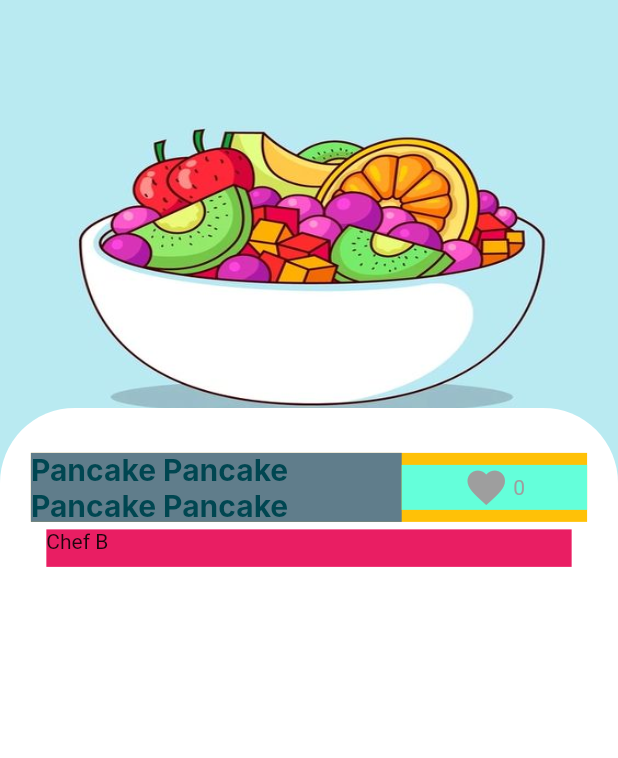
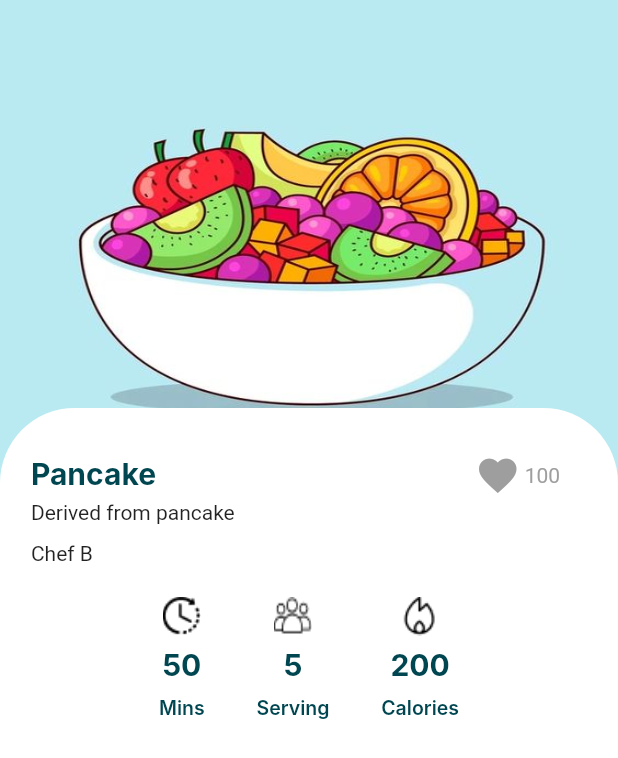
Before and after one commit to Muhammad-Alaqeel/Forked, a Flutter app: the ViewRecipe screen opened directly, on a phone screen of 412 x 824 dp. Shown: the top 758 px of the screen. Run offline on Flutter 3.47's test engine with Material 2 defaults, Android fonts, the light colour scheme and no system bars; drawn by our look-alikes of like_button; our stand-ins replace dotted_border, get; Roboto replaces fonts that are missing (Inter).

Commit message:
ViewRecipe

```diff
--- a/forked/lib/Components/Recipeinfo.dart
+++ b/forked/lib/Components/Recipeinfo.dart
@@ -1,9 +1,6 @@
-import 'dart:html';
 
 import 'package:flutter/cupertino.dart';
 import 'package:flutter/material.dart';
-import 'package:flutter/src/widgets/container.dart';
-import 'package:flutter/src/widgets/framework.dart';
 import 'package:forked/Constants/styles.dart';
 import 'package:get/get.dart';
 
@@ -31,7 +28,7 @@ class RecipeInfo extends StatelessWidget {
                 width: Get.width /16,
                         decoration:  BoxDecoration(
           image:  DecorationImage(
-              image:  AssetImage("images/timeicon.png"),
+              image:  AssetImage("images/time.png"),
               fit: BoxFit.fill,
           )
         )
@@ -58,7 +55,7 @@ class RecipeInfo extends StatelessWidget {
                   width: Get.width /16,
                               decoration:  BoxDecoration(
           image:  DecorationImage(
-              image:  AssetImage("images/servingicon.png"),
+              image:  AssetImage("images/serving.png"),
               fit: BoxFit.fill,
           )
         )
@@ -88,7 +85,7 @@ class RecipeInfo extends StatelessWidget {
                   width: Get.width /16,
                                 decoration:  BoxDecoration(
           image:  DecorationImage(
-              image:  AssetImage("images/calorieicon.png"),
+              image:  AssetImage("images/cal.png",),
               fit: BoxFit.fill,
           )
         )
--- a/forked/lib/Views/ViewRecipe.dart
+++ b/forked/lib/Views/ViewRecipe.dart
@@ -1,6 +1,7 @@
 import 'package:flutter/material.dart';
 import 'package:flutter/src/widgets/container.dart';
 import 'package:flutter/src/widgets/framework.dart';
+import 'package:forked/Components/Recipeinfo.dart';
 import 'package:forked/Constants/styles.dart';
 import 'package:get/get.dart';
 import 'package:like_button/like_button.dart';
@@ -49,16 +50,16 @@ class ViewRecipe extends StatelessWidget {
                         //Top row :For name of recipe and likes
                         Container(
                           width: Get.width * .9,
-                          color: Colors.amber,
+                          //color: Colors.amber,
                           child: Row(
                             children: [
                               Expanded(
-                                flex: 2,
+                                flex: 3,
                                 child: Container(
-                                  height: 46,
-                                  color: Colors.blueGrey,
+                                  height: 25,
+                                  //color: Colors.blueGrey,
                                   child: Text(
-                                    "Pancake Pancake Pancake Pancake",
+                                    "Pancake ",
                                     style: h2,
                                   ),
                                 ),
@@ -66,8 +67,8 @@ class ViewRecipe extends StatelessWidget {
                               Expanded(
                                 flex: 1,
                                 child: Container(
-                                  color: Colors.tealAccent,
-                                  child: LikeButton(likeCount: 0 //****
+                                  //color: Colors.tealAccent,
+                                  child: LikeButton(likeCount: 100 //****
                                       ),
                                 ),
                               )
@@ -77,15 +78,33 @@ class ViewRecipe extends StatelessWidget {
 
                         //cook name :
                         Container(
-                          margin: EdgeInsets.symmetric(vertical: 5),
+                          margin: EdgeInsets.symmetric(vertical: 2),
                           height: 25,
-                          width: Get.width * .85,
-                          color: Colors.pink,
+                          width: Get.width * .9,
+                          //color: Colors.pink,
+                          child: Text("Derived from pancake"),
+                        ),
+
+                        //Derived :
+                        Container(
+                          margin: EdgeInsets.only(bottom: 10),
+                          height: 25,
+                          width: Get.width * .9,
+                          //color: Colors.pink,
                           child: Text("Chef B"),
                         ),
 
                         //info:
+                        SizedBox(
+                            height: 100,
+                            width: 200,
+                            child: RecipeInfo(
+                              cal: "200",
+                              serving: "5",
+                              time: "50",
+                            )),
 
+                        //test:
 
                       ],
                     ),
```
Also changed, not shown: forked/lib/Views/test.dart (added, +21 -0 lines), forked/lib/main.dart (+13 -13 lines).
